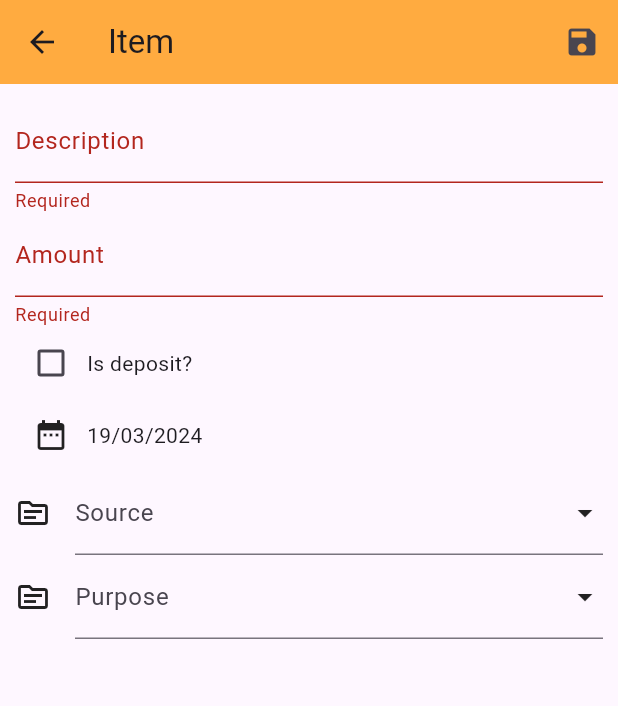
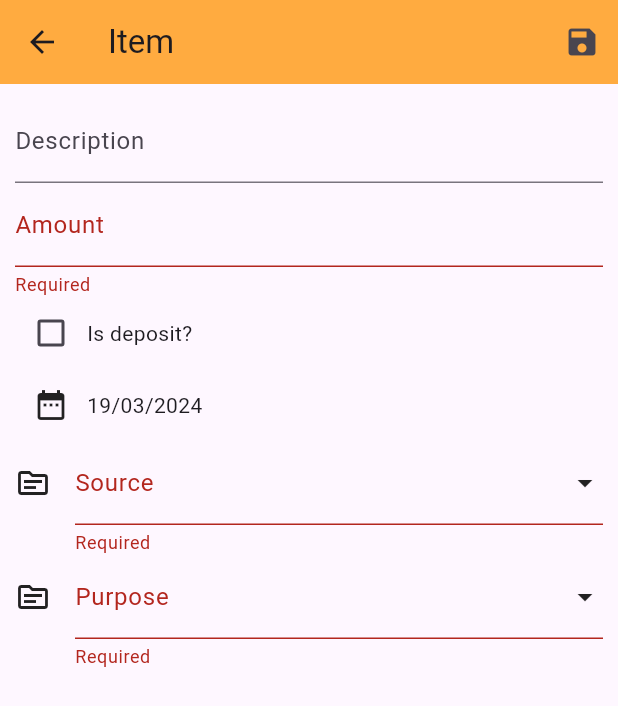
Before and after one commit to kitNa/spend_tracker, a Flutter app: the ItemPage screen opened directly with empty values, after a tap on the "save" icon, on a phone screen of 412 x 824 dp. Shown: the top 706 px of the screen. Run offline on Flutter 3.47's test engine with Material 3 defaults, Android fonts, the phone set to English and light mode, and no system bars; our stand-ins replace sqflite; accounts and stored records are empty; network calls fail.

Commit message:
Populate dropdowns from SQLite and save with transactions was implemented, but there is some problam

```diff
--- a/lib/database/db_provider.dart
+++ b/lib/database/db_provider.dart
@@ -3,6 +3,7 @@ import 'dart:async';
 import 'package:flutter/cupertino.dart';
 import 'package:path/path.dart';
 import 'package:path_provider/path_provider.dart';
+import 'package:spend_tracker/models/item.dart';
 import 'package:spend_tracker/models/item_type.dart';
 import 'package:sqflite/sqflite.dart';
 import 'package:spend_tracker/models/account.dart';
@@ -51,6 +52,29 @@ class DBProvider {
         where: 'id = ?', whereArgs: [type.id]);
   }
 
+  Future createItem(Item item) async {
+    final db = await database;
+    var accounts =
+        await db.query('Account', where: "id = ?", whereArgs: [item.accountId]);
+    var account = Account.fromMap(accounts[0]);
+    var balance = account.balance;
+
+    if (item.isDeposit) {
+      balance += item.amount;
+    } else {
+      balance -= item.amount;
+    }
+
+    //нужно обновить учетную запись и создать элемент. Но нам нужно обернуть его
+    // в транзакцию. Для этого в SQLite мы используем метод transaction на
+    // экземпляре db.
+    await db.transaction((txn) async {
+      await txn.rawUpdate('UPDATE Account SET balance = ${balance.toString}' +
+          'WHERE id = ${account.id.toString()}');
+      await txn.insert('Item', item.toMap());
+    });
+  }
+
   void dispose() {
     _database?.close();
   }
@@ -89,5 +113,24 @@ class DBProvider {
         "name TEXT,"
         "codePoint INTEGER"
         ")");
+    await db.execute("CREATE TABLE Item ("
+        "id INTEGER PRIMARY KEY,"
+        "description TEXT,"
+        "typeId INTEGER,"
+        "amount REAL,"
+        "date TEXT,"
+        "isDeposit INTEGER,"
+        "accountId INTEGER,"
+        "FOREIGN KEY(typeId) REFERENCES Type(id),"
+        "FOREIGN KEY(accountId) REFERENCES Account(id)"
+        ")");
+    // await db.execute("INSERT INFO Account (id, name, codePoint, balance)"
+    //     "values(1, 'Checking', 59471, 0.00)");
+    // await db.execute("INSERT INFO Account (id, name, codePoint, balance)"
+    //     "values(2, 'Saving', 59471, 0.00)");
+    // await db.execute("INSERT INFO ItemType (id, name, codePoint)"
+    //     "values(1, 'Paycheck', 59471)");
+    // await db.execute("INSERT INFO ItemType (id, name, codePoint)"
+    //     "values(2, 'ATM Withdraw', 59471)");
   }
 }
--- /dev/null
+++ b/lib/models/item.dart
@@ -0,0 +1,37 @@
+class Item {
+  final int id;
+  final String description;
+  final double amount;
+  final bool isDeposit;
+  final String date;
+  final int accountId;
+  final int typeId;
+
+  Item(
+      {required this.id,
+      required this.description,
+      required this.amount,
+      required this.isDeposit,
+      required this.date,
+      required this.accountId,
+      required this.typeId});
+
+  Map<String, dynamic> toMap() => {
+        'id': id,
+        'description': description,
+        'isDeposit': isDeposit,
+        'date': date,
+        'accountId': accountId,
+        'typeId': typeId
+      };
+
+  factory Item.fromMap(Map<String, dynamic> map) => Item(
+      id: map['id'],
+      description: map['description'],
+      amount: map['amount'],
+      isDeposit:
+          map['isDeposit'] == 1 || map['isDeposit'] == true, // ? true : false,
+      date: map['date'],
+      accountId: map['accountId'],
+      typeId: map['typeId']);
+}
--- a/lib/pages/items/item_page.dart
+++ b/lib/pages/items/item_page.dart
@@ -1,9 +1,15 @@
 import 'package:flutter/material.dart';
 import 'package:flutter/rendering.dart';
 import 'package:intl/intl.dart';
+import 'package:provider/provider.dart';
+import 'package:spend_tracker/database/db_provider.dart';
+import 'package:spend_tracker/models/account.dart';
+import 'package:spend_tracker/models/item.dart';
+import 'package:spend_tracker/models/item_type.dart';
 
 class ItemPage extends StatefulWidget {
   final bool isDeposit;
+
   const ItemPage({super.key, required this.isDeposit});
 
   @override
@@ -13,12 +19,35 @@ class ItemPage extends StatefulWidget {
 class _ItemPageState extends State<ItemPage> {
   final Map<String, dynamic> _formData = <String, dynamic>{};
   final GlobalKey<FormState> _formKey = GlobalKey<FormState>();
+  List<Account> _accounts = [];
+  List<ItemType> _types = [];
   DateTime _dateTime = DateTime.now();
 
   @override
   void initState() {
     super.initState();
     _formData['isDeposit'] = widget.isDeposit;
+  }
+
+  @override
+  void didChangeDependencies() {
+    super.didChangeDependencies();
+    _loadDropdownData();
+  }
+
+  void _loadDropdownData() async {
+    var dbProvider = Provider.of<DBProvider>(context);
+    var accounts = await dbProvider.getAccounts();
+    var types = await dbProvider.getTypes();
+
+    //проверяем, смонтировано ли состояние.
+    if (!mounted) return;
+
+    //устанавливаем состояние
+    setState(() {
+      _accounts = accounts;
+      _types = types;
+    });
   }
 
   @override
@@ -32,6 +61,11 @@ class _ItemPageState extends State<ItemPage> {
                 onPressed: () {
                   if (!_formKey.currentState!.validate()) return;
                   _formKey.currentState?.save();
+                  var dbProvider = Provider.of<DBProvider>(context);
+                  _formData['date'] =
+                      DateFormat('MM/dd/yyyy').format(_dateTime);
+                  var item = Item.fromMap(_formData);
+                  dbProvider.createItem(item);
                   Navigator.of(context).pop();
                 },
                 icon: const Icon(Icons.save))
@@ -101,13 +135,19 @@ class _ItemPageState extends State<ItemPage> {
                   iconEnabledColor: Colors.black87,
                   //dropdownColor: Colors.orangeAccent,
                   //focusColor: Colors.black87,
-                  items: const [
-                    DropdownMenuItem<int>(
-                      value: 1,
-                      child: Text('Credit Card'),
-                    ),
-                    DropdownMenuItem<int>(value: 2, child: Text('Cash'))
-                  ],
+                  items: _accounts
+                      .map((a) => DropdownMenuItem<int>(
+                            value: a.id,
+                            child: Text(a.name),
+                          ))
+                      .toList(),
+                  // const [
+                  //   DropdownMenuItem<int>(
+                  //     value: 1,
+                  //     child: Text('Credit Card'),
+                  //   ),
+                  //   DropdownMenuItem<int>(value: 2, child: Text('Cash'))
+                  // ],
                   validator: (var value) => _descriptionValidator(value),
                   onChanged: (var value) {
                     _formData['accountId'] = value;
@@ -123,13 +163,19 @@ class _ItemPageState extends State<ItemPage> {
                   iconEnabledColor: Colors.black87,
                   //dropdownColor: Colors.orangeAccent,
                   //focusColor: Colors.black87,
-                  items: const [
-                    DropdownMenuItem<int>(
-                      value: 1,
-                      child: Text('products'),
-                    ),
-                    DropdownMenuItem<int>(value: 2, child: Text('medicine'))
-                  ],
+                  items: _types
+                      .map((t) => DropdownMenuItem<int>(
+                            value: t.id,
+                            child: Text(t.name),
+                          ))
+                      .toList(),
+                  // const [
+                  //   DropdownMenuItem<int>(
+                  //     value: 1,
+                  //     child: Text('products'),
+                  //   ),
+                  //   DropdownMenuItem<int>(value: 2, child: Text('medicine'))
+                  // ],
                   validator: (var value) => _descriptionValidator(value),
                   onChanged: (var value) {
                     _formData['purposeId'] = value;
@@ -142,7 +188,7 @@ class _ItemPageState extends State<ItemPage> {
   }
 
   String? _descriptionValidator(var value) {
-    if (value.isEmpty) {
+    if (value == null) {
       return 'Required';
     }
     return null;
@@ -166,3 +212,21 @@ class _ItemPageState extends State<ItemPage> {
     _formData['amount'] = double.parse(value);
   }
 }
+
+//В течение жизненного цикла виджета State последовательно вызываются и задаются
+// несколько методов и свойств. Во-первых, это createState. Фреймворк вызывает
+// этот метод после того, как элемент был добавлен в дерево. Вызывается только
+// один раз. Затем свойству mount присваивается значение true.
+// После этого идет initState. Это инициализирует состояние. Он вызывается
+// только один раз в процессе создания. После этого вызывается
+// didChangeDependencies. Вызывается при изменении зависимости состояния.
+// Вызывается не только при первоначальном создании, но и при последующих
+// обновлениях.
+// Лучше всего, чтобы в этом методе выполнялись сетевые и другие асинхронные
+// вызовы. После вызова этого метода вызывается метод сборки. Он вызывается
+// всякий раз, когда состояние первоначально создается или обновляется.
+// После этого вызывается метод didUpdateWidget. Вызывается при изменении
+// конфигурации виджета. Оттуда у нас есть deactivate, вызываемый, когда виджет
+// удаляется из дерева. Я удивлюсь, если вы когда-нибудь переопределите этот
+// метод. Оттуда вызывается утилизация. Вызывается, когда объект удаляется
+// из дерева навсегда.
```
